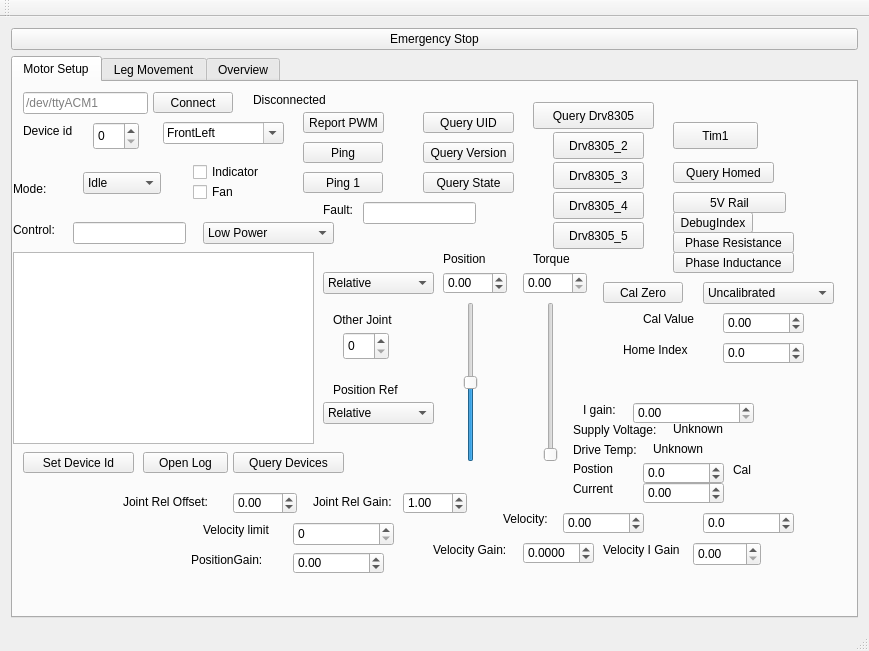
Old version of the form Bark/mainwindow.ui in the repository craftit/DogBotSoftware.
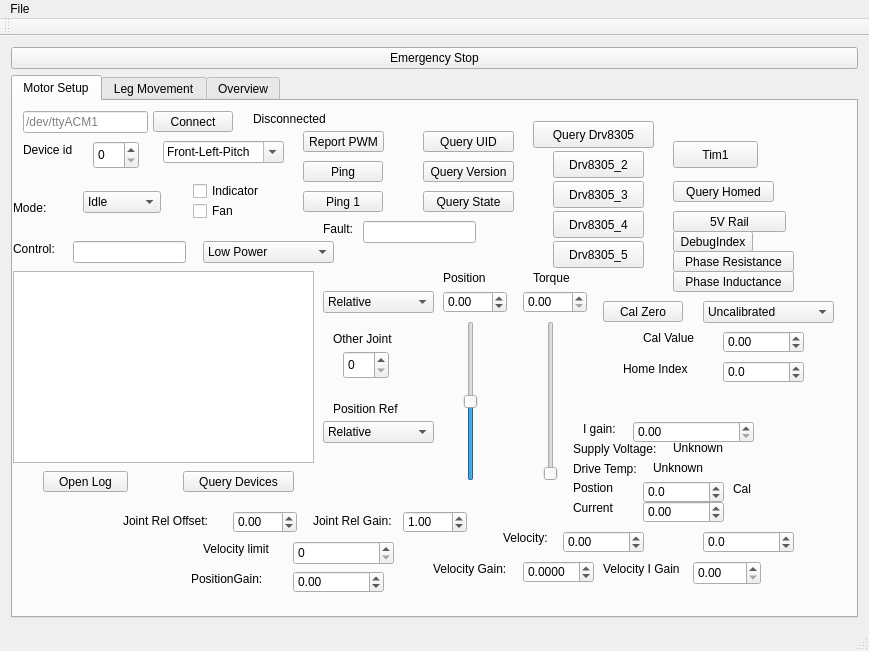
New version of the form.

The edit to the form file:
```diff
--- a/Bark/mainwindow.ui
+++ b/Bark/mainwindow.ui
@@ -83,7 +83,7 @@
        <widget class="QPushButton" name="pushButtonQueryDevices">
         <property name="geometry">
          <rect>
-          <x>220</x>
+          <x>170</x>
           <y>370</y>
           <width>111</width>
           <height>21</height>
@@ -377,19 +377,6 @@
          <string>Drv8305_4</string>
         </property>
        </widget>
-       <widget class="QPushButton" name="pushButtonSetDeviceId">
-        <property name="geometry">
-         <rect>
-          <x>10</x>
-          <y>370</y>
-          <width>111</width>
-          <height>21</height>
-         </rect>
-        </property>
-        <property name="text">
-         <string>Set Device Id</string>
-        </property>
-       </widget>
        <widget class="QLabel" name="label_4">
         <property name="geometry">
          <rect>
@@ -561,7 +548,7 @@
        <widget class="QPushButton" name="pushButtonOpenLog">
         <property name="geometry">
          <rect>
-          <x>130</x>
+          <x>30</x>
           <y>370</y>
           <width>85</width>
           <height>21</height>
@@ -1199,7 +1186,7 @@
         </property>
         <item>
          <property name="text">
-          <string>FrontLeft</string>
+          <string>Front-Left-Pitch</string>
          </property>
         </item>
         <item>
@@ -1446,6 +1433,17 @@
      <height>19</height>
     </rect>
    </property>
+   <widget class="QMenu" name="menuFile">
+    <property name="title">
+     <string>File</string>
+    </property>
+    <addaction name="actionLoadConfig"/>
+    <addaction name="actionSaveConfig"/>
+    <addaction name="actionSave_Config_As"/>
+    <addaction name="separator"/>
+    <addaction name="actionExit"/>
+   </widget>
+   <addaction name="menuFile"/>
   </widget>
   <widget class="QToolBar" name="mainToolBar">
    <attribute name="toolBarArea">
```
Left out of the diff: 72 changed lines with no effect on the pictures.
